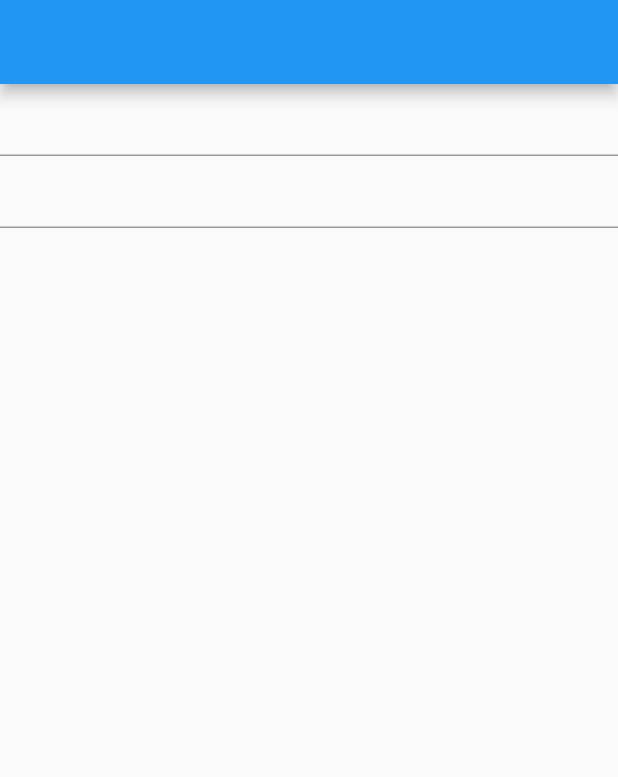
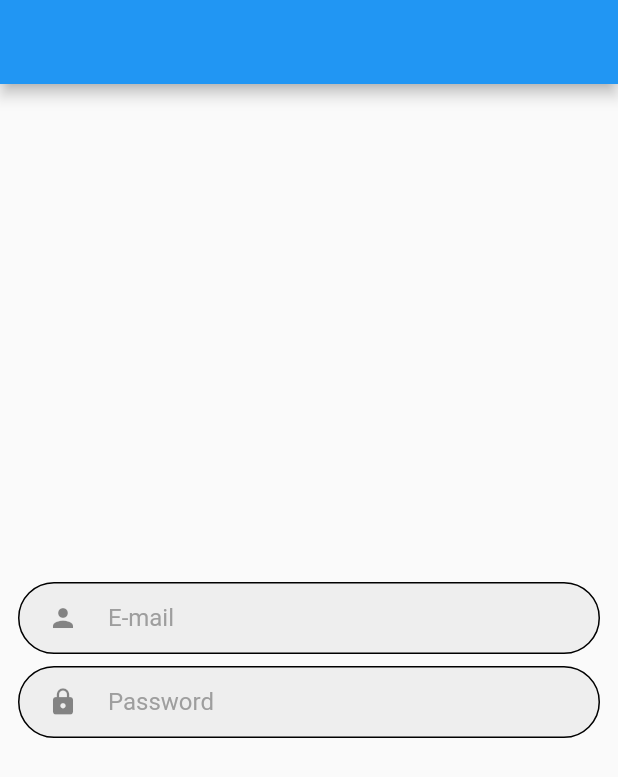
Before and after one commit to ozkayas/auth_manager, a Flutter app: the screen it shows after launch, on a phone screen of 412 x 824 dp. Shown: the top 777 px of the screen. Run offline on Flutter 3.47's test engine with Material 2 defaults, Android fonts, the phone set to English and light mode, and no system bars.

Commit message:
Add TextFormFields

```diff
--- a/lib/login/login_view.dart
+++ b/lib/login/login_view.dart
@@ -12,9 +12,48 @@ class _LoginViewState extends State<LoginView> {
   Widget build(BuildContext context) {
     return Scaffold(
       appBar: AppBar(),
-      body: Form(
-        child: Column(children: [TextFormField(), TextFormField()]),
+      body: Padding(
+        padding: const EdgeInsets.symmetric(horizontal: 12.0),
+        child: Form(
+          child: Column(mainAxisAlignment: MainAxisAlignment.center, children: [
+            TextFormField(
+              decoration: inputDecoration('E-mail', Icons.person),
+            ),
+            SizedBox(
+              height: 8,
+            ),
+            TextFormField(
+              decoration: inputDecoration('Password', Icons.lock),
+            )
+          ]),
+        ),
       ),
     );
   }
 }
+
+InputDecoration inputDecoration(String labelText, IconData iconData,
+    {String? prefix, String? helperText}) {
+  return InputDecoration(
+    contentPadding: EdgeInsets.symmetric(vertical: 12, horizontal: 12),
+    helperText: helperText,
+    labelText: labelText,
+    labelStyle: TextStyle(color: Colors.grey),
+    fillColor: Colors.grey.shade200,
+    //fillColor: Constant.kTextFielColor,
+    //hintText: labelText,
+    filled: true,
+    prefixText: prefix,
+    prefixIcon: Icon(
+      iconData,
+      size: 20,
+    ),
+    prefixIconConstraints: BoxConstraints(minWidth: 60),
+    enabledBorder: OutlineInputBorder(
+        borderRadius: BorderRadius.circular(30),
+        borderSide: BorderSide(color: Colors.black)),
+    focusedBorder: OutlineInputBorder(
+        borderRadius: BorderRadius.circular(30),
+        borderSide: BorderSide(color: Colors.black)),
+  );
+}
```
